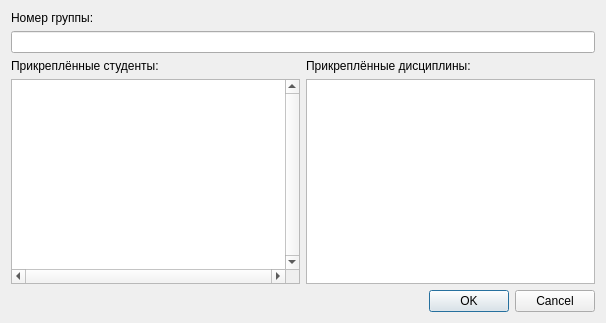
Qt form editgroupdialog.ui (sowecthal/IS-Decanat) before a commit.
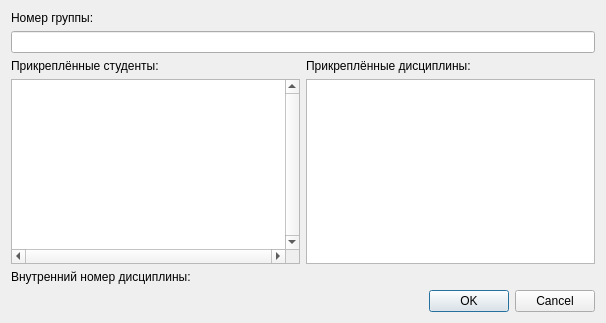
The same form after that commit.

Commit message: Работа с окном редактирования группы

```diff
--- a/editgroupdialog.ui
+++ b/editgroupdialog.ui
@@ -106,7 +106,7 @@
      </item>
     </layout>
    </item>
-   <item row="1" column="0">
+   <item row="2" column="0">
     <widget class="QDialogButtonBox" name="buttonBox">
      <property name="orientation">
       <enum>Qt::Horizontal</enum>
@@ -116,6 +116,13 @@
      </property>
     </widget>
    </item>
+   <item row="1" column="0">
+    <widget class="QLabel" name="labelID">
+     <property name="text">
+      <string>Внутренний номер дисциплины: </string>
+     </property>
+    </widget>
+   </item>
   </layout>
  </widget>
  <resources/>
```
The commit also changes 7 other files.
